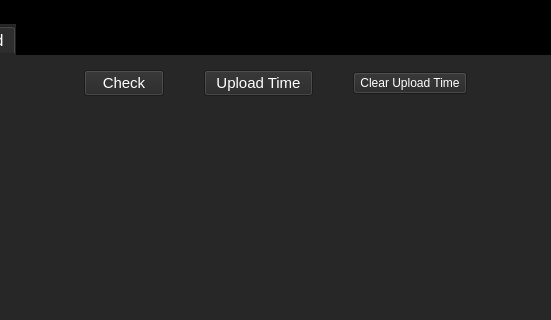
This is outside/views_ui/Outside_MainWindow.ui in Outsider-corp/OutsideYT as Qt 5 draws it before an edit; both pictures show x 224 to 775 and y 0 to 320 of the 1031 by 634 pixel window. The edited form follows.
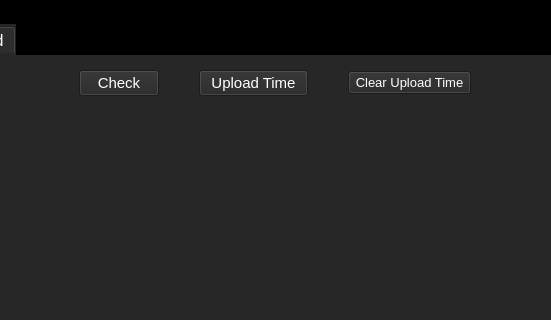
This is the edited form.

Diff of the .ui file:
```diff
--- a/outside/views_ui/Outside_MainWindow.ui
+++ b/outside/views_ui/Outside_MainWindow.ui
@@ -257,6 +257,12 @@
           </item>
           <item>
            <widget class="QPushButton" name="Upload_ClearUTime_Button">
+            <property name="font">
+             <font>
+              <family>Arial</family>
+              <pointsize>10</pointsize>
+             </font>
+            </property>
             <property name="text">
              <string> Clear Upload Time </string>
             </property>
```
Left out of the diff: 3 changed lines with no effect on the pictures.
